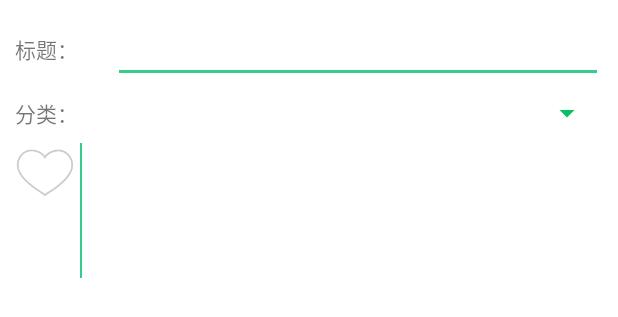
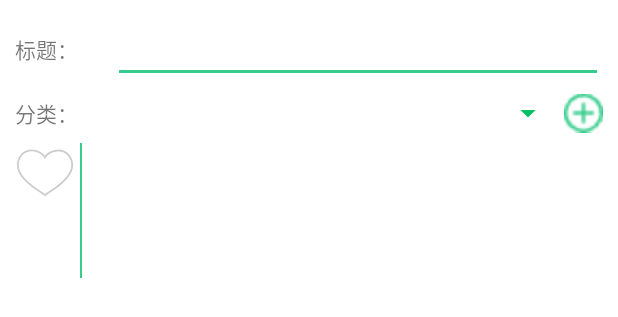
Before and after one commit to sksksk11/MyAndroid, an Android app: the layout config_webinfo_layout.xml on its own in the app's theme, with its tools: preview values and no code run, on a phone screen of 412 x 824 dp. Shown: the top 317 px of the screen. Run offline under Robolectric (Android 15) with nearby library versions, the light colour scheme and no system bars.

Commit message:
2024年9月11日-02

```diff
--- a/MyMusic/app/src/main/java/com/example/mymusic/MainActivity.java
+++ b/MyMusic/app/src/main/java/com/example/mymusic/MainActivity.java
@@ -114,4 +114,10 @@ public class MainActivity extends AppCompatActivity {
 
 
     }
+
+    @Override
+    protected void onPause() {
+        super.onPause();
+        btn_frame.setVisibility(View.GONE);
+    }
 }
--- a/MyMusic/app/src/main/res/layout/config_webinfo_layout.xml
+++ b/MyMusic/app/src/main/res/layout/config_webinfo_layout.xml
@@ -26,12 +26,14 @@
             />
     </LinearLayout>
     <LinearLayout
+        android:id="@+id/ll_spinnerContainer"
         android:layout_width="match_parent"
         android:layout_height="40dp"
         android:orientation="horizontal"
 
         >
         <TextView
+            android:id="@+id/tv_categoryLabel"
             android:layout_width="0dp"
             android:layout_height="match_parent"
             android:layout_weight="1"
@@ -44,6 +46,39 @@
             android:layout_height="match_parent"
             android:layout_weight="5"
             android:gravity="center_vertical"
+            />
+        <ImageView
+            android:id="@+id/iv_addNewCategory"
+            android:layout_width="26dp"
+            android:layout_height="match_parent"
+            android:src="@drawable/plus_circle"
+            android:scaleType="fitCenter"
+            />
+    </LinearLayout>
+    <LinearLayout
+        android:id="@+id/ll_edittextContainer"
+        android:layout_width="match_parent"
+        android:layout_height="40dp"
+        android:orientation="horizontal"
+        android:visibility="gone"
+        >
+
+        <EditText
+            android:id="@+id/et_newCategory"
+            android:layout_width="0dp"
+            android:layout_height="match_parent"
+            android:layout_weight="5"
+            android:gravity="center_vertical"
+            android:hint="输入新分类"
+
+            />
+        <ImageView
+            android:id="@+id/iv_turnToSpinner"
+            android:layout_width="26dp"
+            android:layout_height="match_parent"
+            android:src="@drawable/minus_circle"
+            android:scaleType="fitCenter"
+
             />
     </LinearLayout>
     <LinearLayout
```
Also changed, not shown: MyMusic/app/src/main/java/com/example/mymusic/SavedBookmarkActivity.java (+57 -60 lines), MyMusic/app/src/main/java/com/example/mymusic/utils/DatabaseHelper.java (+4 -4 lines), MyMusic/app/src/main/res/drawable-v24/logo_bitcoin.png (added), MyMusic/app/src/main/res/drawable-v24/logo_ok.png (added), MyMusic/app/src/main/res/drawable/minus_circle.png (added), MyMusic/app/src/main/res/drawable/plus_circle.png (added), MyMusic/app/src/main/res/drawable/times_circle.png (added).
